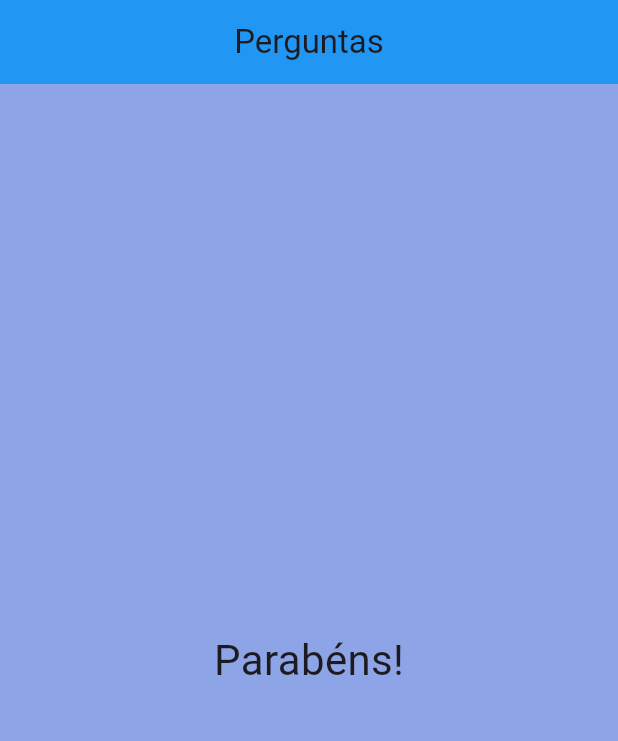
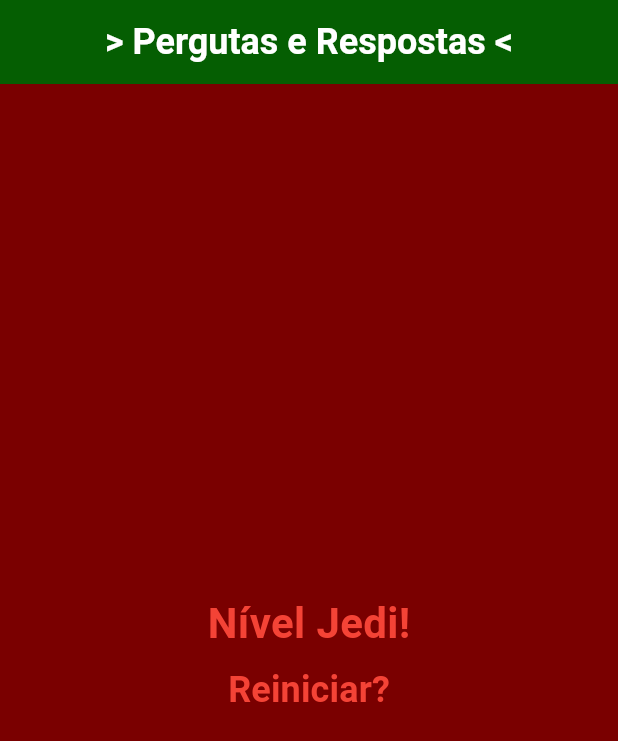
Before and after one commit to ElderGiovani/Perguntas_Respostas, a Flutter app: the screen it shows after launch, after a tap on "Preto", after a tap on "Cobra", after a tap on "Leo", on a phone screen of 412 x 824 dp. Shown: the top 741 px of the screen. Run offline on Flutter 3.47's test engine with Material 3 defaults, Android fonts, the phone set to English and light mode, and no system bars.

Commit message:
atualizacao_final

```diff
--- a/lib/main.dart
+++ b/lib/main.dart
@@ -1,33 +1,56 @@
 import 'package:flutter/material.dart';
-import './questao.dart';
-import 'resposta.dart';
+import './questionario.dart';
+import './resultado.dart';
 
 void main() => runApp(const PerguntaApp());
 
 class _PerguntaAppState extends State<PerguntaApp> {
   var _perguntaSelecionada = 0;
-  final List<Map<String, Object>> _perguntas = const [
-    //Map é uma coleção de elementos onde cada elemento é um par chave-valor. A chave e o valor podem ser de qualquer tipo, e cada chave em um Map deve ser única.
+  var _pontuacaoTotal = 0;
+  final _perguntas = const [
     {
-      'texto': 'Qual sua cor favorita?',
-      'respostas': ['Preto', 'Vermelho', 'Verde', 'Branco'],
+      'texto': 'Qual é a sua cor favorita?',
+      'respostas': [
+        {'texto': 'Preto', 'pontuacao': 10},
+        {'texto': 'Vermelho', 'pontuacao': 5},
+        {'texto': 'Verde', 'pontuacao': 3},
+        {'texto': 'Branco', 'pontuacao': 1},
+      ],
     },
     {
-      'texto': 'Qual o seu animal favorito?',
-      'respostas': ['Coelho', 'Cobra', 'Elefante', 'Leão'],
+      'texto': 'Qual é o seu animal favorito?',
+      'respostas': [
+        {'texto': 'Coelho', 'pontuacao': 10},
+        {'texto': 'Cobra', 'pontuacao': 5},
+        {'texto': 'Elefante', 'pontuacao': 3},
+        {'texto': 'Leão', 'pontuacao': 1},
+      ],
     },
     {
-      'texto': 'Qual o seu instrutor favorito?',
-      'respostas': ['Maria', 'João', 'Leo', 'Pedro'],
+      'texto': 'Qual é o seu instrutor favorito?',
+      'respostas': [
+        {'texto': 'Leo', 'pontuacao': 10},
+        {'texto': 'Maria', 'pontuacao': 5},
+        {'texto': 'João', 'pontuacao': 3},
+        {'texto': 'Pedro', 'pontuacao': 1},
+      ],
     }
   ];
 
-  void _responder() {
+  void _responder(int pontuacao) {
     if (temPerguntaSelecionada) {
       setState(() {
         _perguntaSelecionada++;
+        _pontuacaoTotal += pontuacao;
       });
     }
+  }
+
+  void _reiniciarQuestionario() {
+    setState(() {
+      _perguntaSelecionada = 0;
+      _pontuacaoTotal = 0;
+    });
   }
 
   bool get temPerguntaSelecionada {
@@ -36,39 +59,32 @@ class _PerguntaAppState extends State<PerguntaApp> {
 
   @override
   Widget build(BuildContext context) {
-    List<String> respostas = temPerguntaSelecionada
-        ? _perguntas[_perguntaSelecionada].cast()['respostas']
-        : [];
-    // ignore: unused_local_variable
-    List<Widget> widgets =
-        respostas.map((t) => Resposta(t, _responder)).toList();
-
     return MaterialApp(
       debugShowCheckedModeBanner: false,
       home: Scaffold(
         appBar: AppBar(
+          backgroundColor: const Color.fromARGB(
+              255, 5, 94, 2), // Altera a cor da AppBar para azul
+          centerTitle: true,
           title: const Text(
-            'Perguntas',
+            '> Pergutas e Respostas <',
+            style: TextStyle(
+              color:
+                  Colors.white, // Altera a cor do texto do título para branco
+              fontWeight: FontWeight.bold,
+              fontSize: 24,
+            ),
           ),
-          backgroundColor: Colors.blue,
-          centerTitle: true, // Definindo a cor do AppBar aqui
         ),
-        backgroundColor: const Color.fromARGB(255, 141, 165, 231),
+        backgroundColor: const Color.fromARGB(
+            255, 122, 0, 0), // Altera a cor de fundo para azul acinzentado
         body: temPerguntaSelecionada
-            ? Column(
-                children: [
-                  Questao(_perguntas[_perguntaSelecionada]['texto'].toString()),
-
-                  ...respostas.map((t) => Resposta(t, _responder)).toList(),
-                  //pergou as resposas, usou um map para converter a lista de string e lista de widgtes
-                ],
+            ? Questionario(
+                perguntas: _perguntas,
+                perguntaSelecionada: _perguntaSelecionada,
+                quandoResponder: _responder,
               )
-            : const Center(
-                child: Text(
-                  'Parabéns!',
-                  style: TextStyle(fontSize: 28),
-                ),
-              ),
+            : Resultado(_pontuacaoTotal, _reiniciarQuestionario),
       ),
     );
   }
@@ -78,7 +94,6 @@ class PerguntaApp extends StatefulWidget {
   const PerguntaApp({super.key});
 
   @override
-  // ignore: library_private_types_in_public_api
   _PerguntaAppState createState() {
     return _PerguntaAppState();
   }
--- a/lib/questao.dart
+++ b/lib/questao.dart
@@ -10,6 +10,7 @@ class Questao extends StatelessWidget {
     return Container(
       width: double.infinity,
       margin: const EdgeInsets.all(10),
+      color: Colors.amber,
       child: Text(
         texto,
         style: const TextStyle(fontSize: 28),
--- /dev/null
+++ b/lib/questionario.dart
@@ -0,0 +1,43 @@
+import 'package:flutter/material.dart';
+import './questao.dart';
+import './resposta.dart';
+
+class Questionario extends StatelessWidget {
+  final List<Map<String, Object>> perguntas;
+  final int perguntaSelecionada;
+  final void Function(int) quandoResponder;
+
+  const Questionario({
+    required this.perguntas,
+    required this.perguntaSelecionada,
+    required this.quandoResponder,
+    super.key,
+  });
+
+  bool get temPerguntaSelecionada {
+    return perguntaSelecionada < perguntas.length;
+  }
+
+  @override
+  Widget build(BuildContext context) {
+    List<Map<String, Object>> respostas = temPerguntaSelecionada
+        ? perguntas[perguntaSelecionada]['respostas']
+            as List<Map<String, Object>>
+        : [];
+
+    return Padding(
+      padding: const EdgeInsets.all(8.0),
+      child: Column(
+        children: [
+          Questao(perguntas[perguntaSelecionada]['texto'] as String),
+          ...respostas.map((resp) {
+            return Resposta(
+              resp['texto'] as String,
+              () => quandoResponder(resp['pontuacao'] as int),
+            );
+          }).toList(),
+        ],
+      ),
+    );
+  }
+}
--- a/lib/resposta.dart
+++ b/lib/resposta.dart
@@ -11,13 +11,11 @@ class Resposta extends StatelessWidget {
     return SizedBox(
       width: double.infinity,
       child: Padding(
-        padding: const EdgeInsets.all(8.0),
+        padding: const EdgeInsets.all(12.0),
         child: ElevatedButton(
-          style: ButtonStyle(
-            backgroundColor: MaterialStateProperty.all<Color>(Colors
-                .blue), // Cor de fundo quando o botão está no estado padrão
-            foregroundColor: MaterialStateProperty.all<Color>(
-                Colors.white), // Cor do texto do botão
+          style: ElevatedButton.styleFrom(
+            backgroundColor: const Color.fromARGB(255, 33, 37, 243),
+            foregroundColor: Colors.white,
           ),
           onPressed: quandoSelecionado,
           child: Text(texto),
--- /dev/null
+++ b/lib/resultado.dart
@@ -0,0 +1,48 @@
+import 'package:flutter/material.dart';
+
+class Resultado extends StatelessWidget {
+  final int pontuacao;
+  final void Function() quandoReiniciarQuestionario;
+
+  const Resultado(this.pontuacao, this.quandoReiniciarQuestionario,
+      {super.key});
+
+  String get fraseResultado {
+    if (pontuacao < 8) {
+      return 'Parabéns';
+    } else if (pontuacao < 12) {
+      return 'Você é bom!';
+    } else if (pontuacao < 16) {
+      return 'Impressionante!';
+    } else {
+      return 'Nível Jedi!';
+    }
+  }
+
+  @override
+  Widget build(BuildContext context) {
+    return Column(
+      mainAxisAlignment: MainAxisAlignment.center,
+      children: [
+        Center(
+          child: Text(
+            fraseResultado,
+            style: const TextStyle(
+              fontSize: 28,
+              fontWeight: FontWeight.bold,
+              color: Colors.red,
+            ),
+          ),
+        ),
+        TextButton(
+          onPressed: quandoReiniciarQuestionario,
+          child: const Text(
+            'Reiniciar?',
+            style: TextStyle(
+                fontSize: 24, fontWeight: FontWeight.bold, color: Colors.red),
+          ),
+        ),
+      ],
+    );
+  }
+}
```
